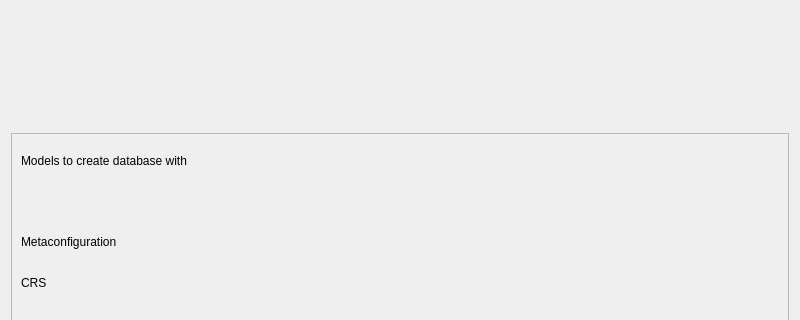
Before: the Qt Designer form QgisModelBaker/ui/workflow_wizard/import_schema_configuration.ui in opengisch/QgisModelBaker, drawn with Qt 5; both pictures show x 0 to 800 and y 170 to 490 of the 800 by 600 pixel window.
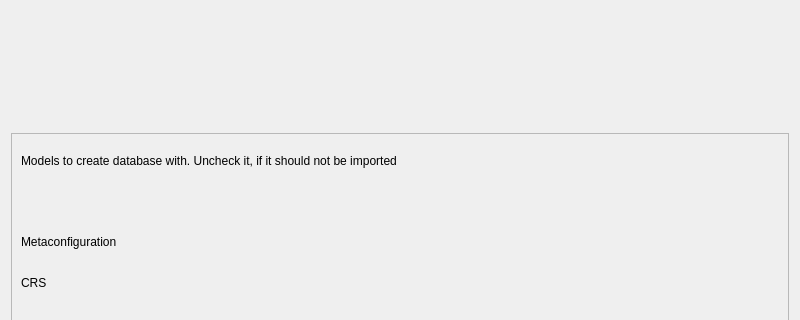
After: the same form once the commit is applied. Custom widgets are drawn as their Qt base class.

Commit message: Improved usability of Schema Import Configuration, by merging same models to one entry with additional information. This resolves #992

Patch:
```diff
--- a/QgisModelBaker/ui/workflow_wizard/import_schema_configuration.ui
+++ b/QgisModelBaker/ui/workflow_wizard/import_schema_configuration.ui
@@ -51,7 +51,7 @@
       <item row="0" column="0" colspan="2">
        <widget class="QLabel" name="label_2">
         <property name="text">
-         <string>Models to create database with</string>
+         <string>Models to create database with. Uncheck it, if it should not be imported</string>
         </property>
        </widget>
       </item>
```
The commit also changes 6 other files.
